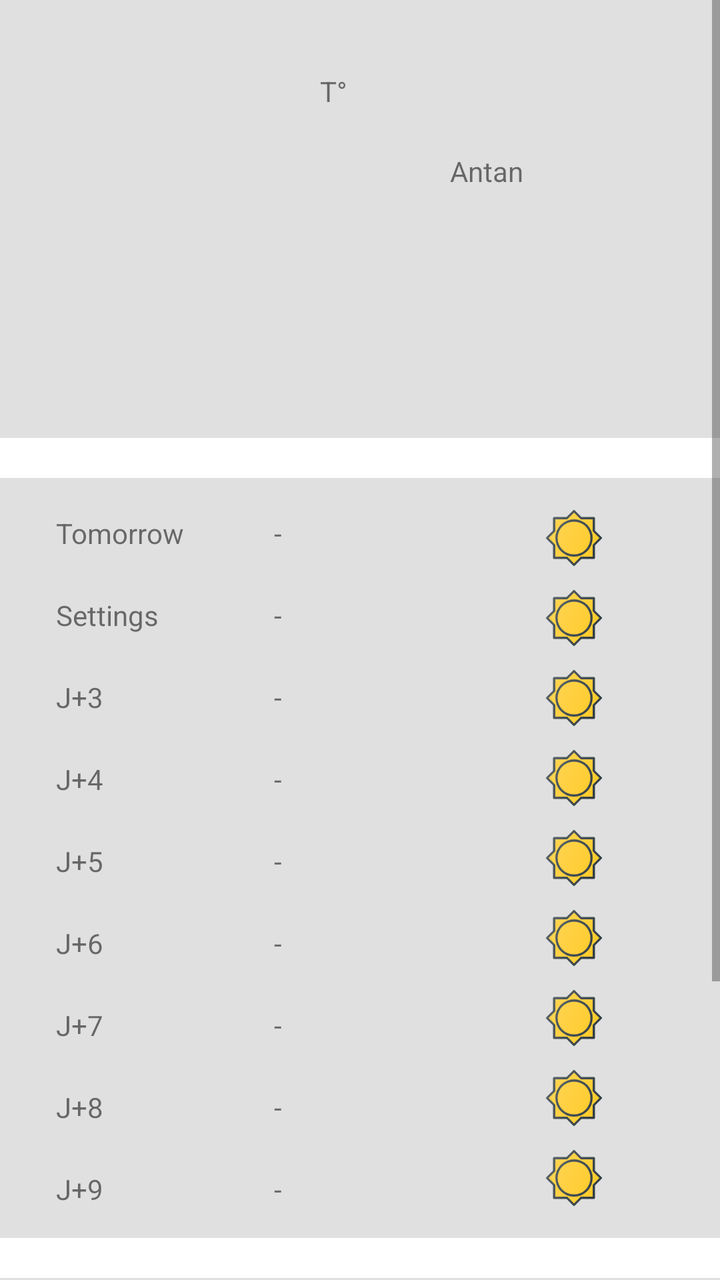
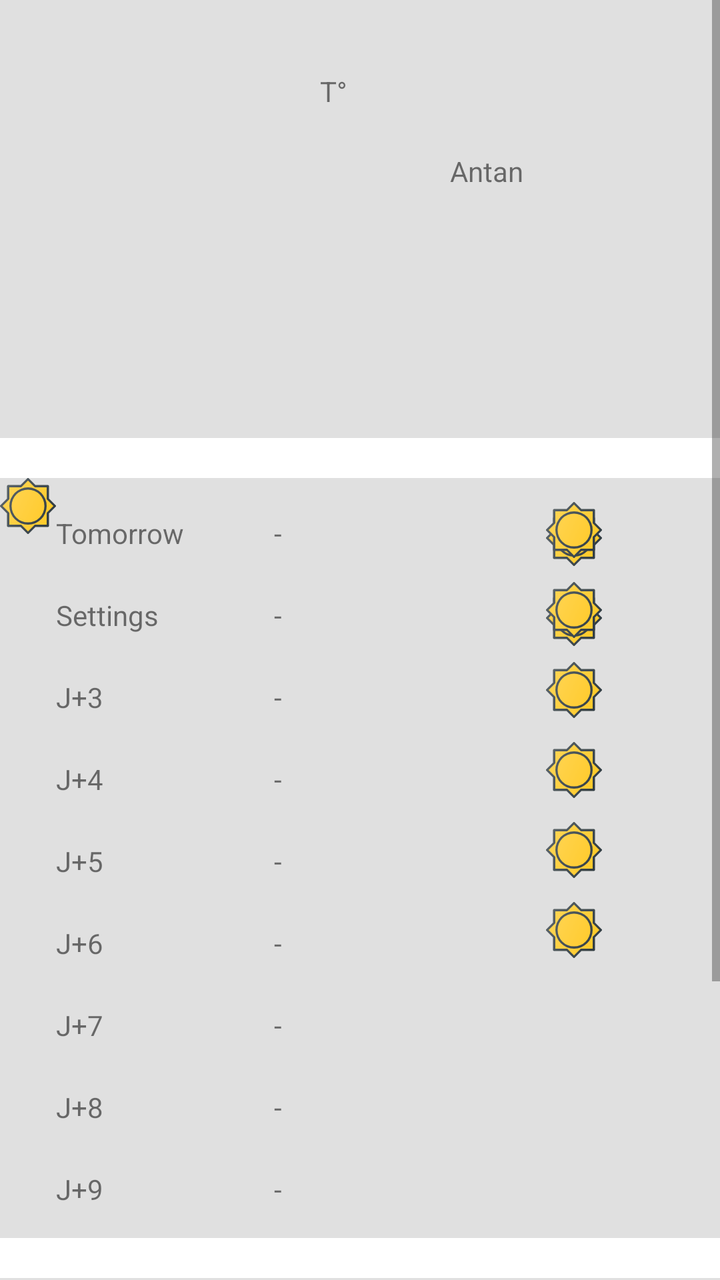

Two renders of the same Android screen: before a commit and after it. Below are the layout's source before the change and the commit's diff.
<!-- AndroidManifest.xml: application theme Theme.Tenky -->
<!-- res/layout/fragment_home.xml -->
<?xml version="1.0" encoding="utf-8"?>
<androidx.constraintlayout.widget.ConstraintLayout xmlns:android="http://schemas.android.com/apk/res/android"
    xmlns:app="http://schemas.android.com/apk/res-auto"
    xmlns:tools="http://schemas.android.com/tools"
    android:layout_width="match_parent"
    android:layout_height="match_parent"
    tools:context=".ui.home.HomeFragment">

    <ScrollView
        android:layout_width="match_parent"
        android:layout_height="match_parent"
        app:layout_constraintBottom_toBottomOf="parent"
        app:layout_constraintEnd_toEndOf="parent"
        app:layout_constraintStart_toStartOf="parent"
        app:layout_constraintTop_toTopOf="parent">

        <androidx.constraintlayout.widget.ConstraintLayout
            android:layout_width="match_parent"
            android:layout_height="wrap_content">

            <androidx.constraintlayout.widget.ConstraintLayout
                android:id="@+id/weeklyWeather"
                android:layout_width="0dp"
                android:layout_height="380dp"
                android:layout_marginTop="20dp"
                android:background="#60ACACAC"
                app:layout_constraintEnd_toEndOf="parent"
                app:layout_constraintHorizontal_bias="1.0"
                app:layout_constraintStart_toStartOf="parent"
                app:layout_constraintTop_toBottomOf="@+id/currentWeather">

                <ImageView
                    android:id="@+id/imageView12"
                    android:layout_width="28dp"
                    android:layout_height="28dp"
                    android:layout_marginStart="132dp"
                    android:layout_marginTop="12dp"
                    android:src="@drawable/ic__10_sun"
                    app:layout_constraintStart_toEndOf="@+id/textViewJ9value"
                    app:layout_constraintTop_toBottomOf="@+id/imageView11"
                    android:contentDescription="TODO" />

                <ImageView
                    android:id="@+id/imageView4"
                    android:layout_width="28dp"
                    android:layout_height="28dp"
                    android:layout_marginStart="132dp"
                    android:layout_marginTop="16dp"
                    android:src="@drawable/ic__10_sun"
                    app:layout_constraintStart_toEndOf="@+id/textViewJ1value"
                    app:layout_constraintTop_toTopOf="parent" />

                <ImageView
                    android:id="@+id/imageView5"
                    android:layout_width="28dp"
                    android:layout_height="28dp"
                    android:layout_marginStart="132dp"
                    android:layout_marginTop="12dp"
                    android:src="@drawable/ic__10_sun"
                    app:layout_constraintStart_toEndOf="@+id/textViewJ2value"
                    app:layout_constraintTop_toBottomOf="@+id/imageView4" />

                <ImageView
                    android:id="@+id/imageView6"
                    android:layout_width="28dp"
                    android:layout_height="28dp"
                    android:layout_marginStart="132dp"
                    android:layout_marginTop="12dp"
                    android:src="@drawable/ic__10_sun"
                    app:layout_constraintStart_toEndOf="@+id/textViewJ3value"
                    app:layout_constraintTop_toBottomOf="@+id/imageView5" />

                <ImageView
                    android:id="@+id/imageView7"
                    android:layout_width="28dp"
                    android:layout_height="28dp"
                    android:layout_marginStart="132dp"
                    android:layout_marginTop="12dp"
                    android:src="@drawable/ic__10_sun"
                    app:layout_constraintStart_toEndOf="@+id/textViewJ4value"
                    app:layout_constraintTop_toBottomOf="@+id/imageView6" />

                <ImageView
                    android:id="@+id/imageView9"
                    android:layout_width="28dp"
                    android:layout_height="28dp"
                    android:layout_marginStart="132dp"
                    android:layout_marginTop="12dp"
                    android:src="@drawable/ic__10_sun"
                    app:layout_constraintStart_toEndOf="@+id/textViewJ6value"
                    app:layout_constraintTop_toBottomOf="@+id/imageView8" />

                <ImageView
                    android:id="@+id/imageView10"
                    android:layout_width="28dp"
                    android:layout_height="28dp"
                    android:layout_marginStart="132dp"
                    android:layout_marginTop="12dp"
                    android:src="@drawable/ic__10_sun"
                    app:layout_constraintStart_toEndOf="@+id/textViewJ7value"
                    app:layout_constraintTop_toBottomOf="@+id/imageView9" />

                <ImageView
                    android:id="@+id/imageView11"
                    android:layout_width="28dp"
                    android:layout_height="28dp"
                    android:layout_marginStart="132dp"
                    android:layout_marginTop="12dp"
                    android:src="@drawable/ic__10_sun"
                    app:layout_constraintStart_toEndOf="@+id/textViewJ8value"
                    app:layout_constraintTop_toBottomOf="@+id/imageView10" />

                <ImageView
                    android:id="@+id/imageView8"
                    android:layout_width="28dp"
                    android:layout_height="28dp"
                    android:layout_marginStart="132dp"
                    android:layout_marginTop="12dp"
                    android:src="@drawable/ic__10_sun"
                    app:layout_constraintStart_toEndOf="@+id/textViewJ5value"
                    app:layout_constraintTop_toBottomOf="@+id/imageView7" />

                <TextView
                    android:id="@+id/textViewTomorrow"
                    android:layout_width="wrap_content"
                    android:layout_height="wrap_content"
                    android:layout_marginStart="28dp"
                    android:layout_marginTop="18dp"
                    android:text="@string/title_textview_dailyJ1"
                    app:layout_constraintStart_toStartOf="parent"
                    app:layout_constraintTop_toTopOf="parent" />

                <TextView
                    android:id="@+id/textViewJ2"
                    android:layout_width="wrap_content"
                    android:layout_height="wrap_content"
                    android:layout_marginStart="28dp"
                    android:layout_marginTop="22dp"
                    android:text="@string/title_settings"
                    app:layout_constraintStart_toStartOf="parent"
                    app:layout_constraintTop_toBottomOf="@+id/textViewTomorrow" />

                <TextView
                    android:id="@+id/textViewJ3"
                    android:layout_width="wrap_content"
                    android:layout_height="wrap_content"
                    android:layout_marginStart="28dp"
                    android:layout_marginTop="22dp"
                    android:text="@string/title_textview_dailyJ3"
                    app:layout_constraintStart_toStartOf="parent"
                    app:layout_constraintTop_toBottomOf="@+id/textViewJ2" />

                <TextView
                    android:id="@+id/textViewJ4"
                    android:layout_width="wrap_content"
                    android:layout_height="wrap_content"
                    android:layout_marginStart="28dp"
                    android:layout_marginTop="22dp"
                    android:text="@string/title_textview_dailyJ4"
                    app:layout_constraintStart_toStartOf="parent"
                    app:layout_constraintTop_toBottomOf="@+id/textViewJ3" />

                <TextView
                    android:id="@+id/textViewJ5"
                    android:layout_width="wrap_content"
                    android:layout_height="wrap_content"
                    android:layout_marginStart="28dp"
                    android:layout_marginTop="22dp"
                    android:text="@string/title_textview_dailyJ5"
                    app:layout_constraintStart_toStartOf="parent"
                    app:layout_constraintTop_toBottomOf="@+id/textViewJ4" />

                <TextView
                    android:id="@+id/textViewJ6"
                    android:layout_width="wrap_content"
                    android:layout_height="wrap_content"
                    android:layout_marginStart="28dp"
                    android:layout_marginTop="22dp"
                    android:text="@string/title_textview_dailyJ6"
                    app:layout_constraintStart_toStartOf="parent"
                    app:layout_constraintTop_toBottomOf="@+id/textViewJ5" />

                <TextView
                    android:id="@+id/textViewJ7"
                    android:layout_width="wrap_content"
                    android:layout_height="wrap_content"
                    android:layout_marginStart="28dp"
                    android:layout_marginTop="22dp"
                    android:text="@string/title_textview_dailyJ7"
                    app:layout_constraintStart_toStartOf="parent"
                    app:layout_constraintTop_toBottomOf="@+id/textViewJ6" />

                <TextView
                    android:id="@+id/textViewJ8"
                    android:layout_width="wrap_content"
                    android:layout_height="wrap_content"
                    android:layout_marginStart="28dp"
                    android:layout_marginTop="22dp"
                    android:text="@string/title_textview_dailyJ8"
                    app:layout_constraintStart_toStartOf="parent"
                    app:layout_constraintTop_toBottomOf="@+id/textViewJ7" />

                <TextView
                    android:id="@+id/textViewJ9"
                    android:layout_width="wrap_content"
                    android:layout_height="wrap_content"
                    android:layout_marginStart="28dp"
                    android:layout_marginTop="22dp"
                    android:text="@string/title_textview_dailyJ9"
                    app:layout_constraintStart_toStartOf="parent"
                    app:layout_constraintTop_toBottomOf="@+id/textViewJ8" />

                <TextView
                    android:id="@+id/textViewJ1value"
                    android:layout_width="wrap_content"
                    android:layout_height="wrap_content"
                    android:layout_marginStart="45dp"
                    android:layout_marginTop="18dp"
                    android:text="@string/title_no_data"
                    app:layout_constraintStart_toEndOf="@+id/textViewTomorrow"
                    app:layout_constraintTop_toTopOf="parent" />

                <TextView
                    android:id="@+id/textViewJ2value"
                    android:layout_width="wrap_content"
                    android:layout_height="wrap_content"
                    android:layout_marginTop="22dp"
                    android:text="@string/title_no_data"
                    app:layout_constraintStart_toStartOf="@+id/textViewJ1value"
                    app:layout_constraintTop_toBottomOf="@+id/textViewJ1value" />

                <TextView
                    android:id="@+id/textViewJ3value"
                    android:layout_width="wrap_content"
                    android:layout_height="wrap_content"
                    android:layout_marginTop="22dp"
                    android:text="@string/title_no_data"
                    app:layout_constraintStart_toStartOf="@+id/textViewJ2value"
                    app:layout_constraintTop_toBottomOf="@+id/textViewJ2value" />

                <TextView
                    android:id="@+id/textViewJ4value"
                    android:layout_width="wrap_content"
                    android:layout_height="wrap_content"
                    android:layout_marginTop="22dp"
                    android:text="@string/title_no_data"
                    app:layout_constraintStart_toStartOf="@+id/textViewJ3value"
                    app:layout_constraintTop_toBottomOf="@+id/textViewJ3value" />

                <TextView
                    android:id="@+id/textViewJ5value"
                    android:layout_width="wrap_content"
                    android:layout_height="wrap_content"
                    android:layout_marginTop="22dp"
                    android:text="@string/title_no_data"
                    app:layout_constraintStart_toStartOf="@+id/textViewJ4value"
                    app:layout_constraintTop_toBottomOf="@+id/textViewJ4value" />

                <TextView
                    android:id="@+id/textViewJ6value"
                    android:layout_width="wrap_content"
                    android:layout_height="wrap_content"
                    android:layout_marginTop="22dp"
                    android:text="@string/title_no_data"
                    app:layout_constraintStart_toStartOf="@+id/textViewJ5value"
                    app:layout_constraintTop_toBottomOf="@+id/textViewJ5value" />

                <TextView
                    android:id="@+id/textViewJ7value"
                    android:layout_width="wrap_content"
                    android:layout_height="wrap_content"
                    android:layout_marginTop="22dp"
                    android:text="@string/title_no_data"
                    app:layout_constraintStart_toStartOf="@+id/textViewJ6value"
                    app:layout_constraintTop_toBottomOf="@+id/textViewJ6value" />

                <TextView
                    android:id="@+id/textViewJ8value"
                    android:layout_width="wrap_content"
                    android:layout_height="wrap_content"
                    android:layout_marginTop="22dp"
                    android:text="@string/title_no_data"
                    app:layout_constraintStart_toStartOf="@+id/textViewJ7value"
                    app:layout_constraintTop_toBottomOf="@+id/textViewJ7value" />

                <TextView
                    android:id="@+id/textViewJ9value"
                    android:layout_width="wrap_content"
                    android:layout_height="wrap_content"
                    android:layout_marginTop="22dp"
                    android:text="@string/title_no_data"
                    app:layout_constraintStart_toStartOf="@+id/textViewJ8value"
                    app:layout_constraintTop_toBottomOf="@+id/textViewJ8value" />

            </androidx.constraintlayout.widget.ConstraintLayout>

            <androidx.constraintlayout.widget.ConstraintLayout
                android:id="@+id/more_info"
                android:layout_width="392dp"
                android:layout_height="196dp"
                android:layout_marginTop="20dp"
                android:background="#60ACACAC"
                app:layout_constraintEnd_toEndOf="parent"
                app:layout_constraintHorizontal_bias="0.0"
                app:layout_constraintStart_toStartOf="parent"
                app:layout_constraintTop_toBottomOf="@+id/weeklyWeather">

                <TextView
                    android:id="@+id/textViewSunrise"
                    android:layout_width="wrap_content"
                    android:layout_height="wrap_content"
                    android:layout_marginStart="20dp"
                    android:layout_marginTop="24dp"
                    android:text="@string/title_sunrise"
                    app:layout_constraintStart_toEndOf="@+id/imageViewSunrise"
                    app:layout_constraintTop_toTopOf="parent" />

                <TextView
                    android:id="@+id/textViewSunset"
                    android:layout_width="wrap_content"
                    android:layout_height="wrap_content"
                    android:layout_marginTop="36dp"
                    android:text="@string/title_wind_speed"
                    app:layout_constraintStart_toStartOf="@+id/textViewSunrise"
                    app:layout_constraintTop_toBottomOf="@+id/textViewWind" />

                <TextView
                    android:id="@+id/textViewWind"
                    android:layout_width="wrap_content"
                    android:layout_height="wrap_content"
                    android:layout_marginTop="36dp"
                    android:text="@string/title_sunset"
                    app:layout_constraintStart_toStartOf="@+id/textViewSunrise"
                    app:layout_constraintTop_toBottomOf="@+id/textViewSunrise" />

                <ImageView
                    android:id="@+id/imageViewSunrise"
                    android:layout_width="42dp"
                    android:layout_height="42dp"
                    android:layout_marginStart="16dp"
                    android:layout_marginTop="16dp"
                    android:src="@drawable/ic__08_sunrise"
                    app:layout_constraintStart_toStartOf="parent"
                    app:layout_constraintTop_toTopOf="parent" />

                <ImageView
                    android:id="@+id/imageView2"
                    android:layout_width="42dp"
                    android:layout_height="42dp"
                    android:layout_marginStart="16dp"
                    android:layout_marginTop="12dp"
                    android:src="@drawable/ic__07_sunset"
                    app:layout_constraintStart_toStartOf="parent"
                    app:layout_constraintTop_toBottomOf="@+id/imageViewSunrise" />

                <ImageView
                    android:id="@+id/imageView3"
                    android:layout_width="42dp"
                    android:layout_height="42dp"
                    android:layout_marginStart="16dp"
                    android:layout_marginTop="12dp"
                    android:src="@drawable/ic__04_wind"
                    app:layout_constraintStart_toStartOf="parent"
                    app:layout_constraintTop_toBottomOf="@+id/imageView2" />

                <TextView
                    android:id="@+id/textViewSunriseValue"
                    android:layout_width="wrap_content"
                    android:layout_height="wrap_content"
                    android:layout_marginEnd="64dp"
                    android:text="@string/title_no_data"
                    app:layout_constraintBaseline_toBaselineOf="@+id/textViewSunrise"
                    app:layout_constraintEnd_toEndOf="parent" />

                <TextView
                    android:id="@+id/textViewSunsetValue"
                    android:layout_width="wrap_content"
                    android:layout_height="wrap_content"
                    android:layout_marginEnd="64dp"
                    android:text="@string/title_no_data"
                    app:layout_constraintBaseline_toBaselineOf="@+id/textViewWind"
                    app:layout_constraintEnd_toEndOf="parent" />

                <TextView
                    android:id="@+id/textViewWindSpeedValue"
                    android:layout_width="wrap_content"
                    android:layout_height="wrap_content"
                    android:layout_marginEnd="64dp"
                    android:text="@string/title_no_data"
                    app:layout_constraintBaseline_toBaselineOf="@+id/textViewSunset"
                    app:layout_constraintEnd_toEndOf="parent" />

            </androidx.constraintlayout.widget.ConstraintLayout>

            <androidx.constraintlayout.widget.ConstraintLayout
                android:id="@+id/currentWeather"
                android:layout_width="match_parent"
                android:layout_height="219dp"
                android:background="#60ACACAC"
                app:layout_constraintTop_toTopOf="parent">

                <TextView
                    android:id="@+id/CityValue"
                    android:layout_width="107dp"
                    android:layout_height="33dp"
                    android:layout_marginTop="76dp"
                    android:layout_marginEnd="28dp"
                    android:text="Antan"
                    app:layout_constraintEnd_toEndOf="parent"
                    app:layout_constraintTop_toTopOf="parent" />

                <TextView
                    android:id="@+id/TemperatureValue"
                    android:layout_width="wrap_content"
                    android:layout_height="wrap_content"
                    android:layout_marginStart="160dp"
                    android:layout_marginTop="36dp"
                    android:text="T°"
                    app:layout_constraintStart_toStartOf="parent"
                    app:layout_constraintTop_toTopOf="parent" />

                <HorizontalScrollView
                    android:layout_width="match_parent"
                    android:layout_height="66dp"
                    android:layout_marginBottom="8dp"
                    app:layout_constraintBottom_toBottomOf="parent"
                    app:layout_constraintEnd_toEndOf="parent"
                    app:layout_constraintStart_toStartOf="parent">

                    <LinearLayout
                        android:layout_width="wrap_content"
                        android:layout_height="match_parent"
                        android:orientation="vertical" />
                </HorizontalScrollView>
            </androidx.constraintlayout.widget.ConstraintLayout>
        </androidx.constraintlayout.widget.ConstraintLayout>
    </ScrollView>

</androidx.constraintlayout.widget.ConstraintLayout>
<!-- resources referenced by this layout -->
<resources>
  <!-- drawable ic__04_wind: vector/xml drawable (drawable, 5120 chars, omitted) -->
  <!-- drawable ic__07_sunset: vector/xml drawable (drawable, 4185 chars, omitted) -->
  <!-- drawable ic__08_sunrise: vector/xml drawable (drawable, 3993 chars, omitted) -->
  <!-- drawable ic__10_sun: vector/xml drawable (drawable, 3065 chars, omitted) -->
  <string name="title_no_data" translatable="false">-</string>
  <string name="title_settings">Settings</string>
  <string name="title_sunrise">Sunrise</string>
  <string name="title_sunset">Sunset</string>
  <string name="title_textview_dailyJ1">Tomorrow</string>"&gt;
  <string name="title_textview_dailyJ3" translatable="false">J+3</string>
  <string name="title_textview_dailyJ4" translatable="false">J+4</string>
  <string name="title_textview_dailyJ5" translatable="false">J+5</string>
  <string name="title_textview_dailyJ6" translatable="false">J+6</string>
  <string name="title_textview_dailyJ7" translatable="false">J+7</string>
  <string name="title_textview_dailyJ8" translatable="false">J+8</string>
  <string name="title_textview_dailyJ9" translatable="false">J+9</string>
  <string name="title_wind_speed">Wind speed</string>
  <style name="Theme.Tenky" parent="Theme.MaterialComponents.DayNight.DarkActionBar">
          
          <item name="colorPrimary">@color/celadon_blue</item>
          <item name="colorPrimaryVariant">@color/carolina_blue</item>
          <item name="colorOnPrimary">@color/white</item>
          
          <item name="colorSecondary">@color/sapphire_blue</item>
          <item name="colorSecondaryVariant">@color/prussian_blue</item>
          <item name="colorOnSecondary">@color/black</item>
          
          <item name="android:statusBarColor" tools:targetApi="l">?attr/colorPrimaryVariant</item>
          
      </style>
  <color name="celadon_blue">#FF247ba0</color>
  <color name="carolina_blue">#FF1b99e0</color>
  <color name="white">#FFFFFFFF</color>
  <color name="sapphire_blue">#FF006494</color>
  <color name="prussian_blue">#FF13293d</color>
  <color name="black">#FF000000</color>
</resources>

<!-- the commit's change to res/layout/fragment_home.xml (unified diff, before → after) -->
@@ -41,7 +41,7 @@
                     android:contentDescription="TODO" />
 
                 <ImageView
-                    android:id="@+id/imageView4"
+                    android:id="@+id/imageViewTom"
                     android:layout_width="28dp"
                     android:layout_height="28dp"
                     android:layout_marginStart="132dp"
@@ -51,54 +51,54 @@
                     app:layout_constraintTop_toTopOf="parent" />
 
                 <ImageView
-                    android:id="@+id/imageView5"
+                    android:id="@+id/imageViewJ22"
                     android:layout_width="28dp"
                     android:layout_height="28dp"
                     android:layout_marginStart="132dp"
                     android:layout_marginTop="12dp"
                     android:src="@drawable/ic__10_sun"
                     app:layout_constraintStart_toEndOf="@+id/textViewJ2value"
-                    app:layout_constraintTop_toBottomOf="@+id/imageView4" />
-
-                <ImageView
-                    android:id="@+id/imageView6"
+                    app:layout_constraintTop_toBottomOf="@+id/imageViewTom" />
+
+                <ImageView
+                    android:id="@+id/imageViewJ22"
                     android:layout_width="28dp"
                     android:layout_height="28dp"
                     android:layout_marginStart="132dp"
                     android:layout_marginTop="12dp"
                     android:src="@drawable/ic__10_sun"
                     app:layout_constraintStart_toEndOf="@+id/textViewJ3value"
-                    app:layout_constraintTop_toBottomOf="@+id/imageView5" />
-
-                <ImageView
-                    android:id="@+id/imageView7"
+                    app:layout_constraintTop_toBottomOf="@+id/imageViewJ22" />
+
+                <ImageView
+                    android:id="@+id/imageViewJ4"
                     android:layout_width="28dp"
                     android:layout_height="28dp"
                     android:layout_marginStart="132dp"
                     android:layout_marginTop="12dp"
                     android:src="@drawable/ic__10_sun"
                     app:layout_constraintStart_toEndOf="@+id/textViewJ4value"
-                    app:layout_constraintTop_toBottomOf="@+id/imageView6" />
-
-                <ImageView
-                    android:id="@+id/imageView9"
+                    app:layout_constraintTop_toBottomOf="@+id/imageViewJ22" />
+
+                <ImageView
+                    android:id="@+id/imageViewJ6"
                     android:layout_width="28dp"
                     android:layout_height="28dp"
                     android:layout_marginStart="132dp"
                     android:layout_marginTop="12dp"
                     android:src="@drawable/ic__10_sun"
                     app:layout_constraintStart_toEndOf="@+id/textViewJ6value"
-                    app:layout_constraintTop_toBottomOf="@+id/imageView8" />
-
-                <ImageView
-                    android:id="@+id/imageView10"
+                    app:layout_constraintTop_toBottomOf="@+id/imageViewJ5" />
+
+                <ImageView
+                    android:id="@+id/imageViewJ7"
                     android:layout_width="28dp"
                     android:layout_height="28dp"
                     android:layout_marginStart="132dp"
                     android:layout_marginTop="12dp"
                     android:src="@drawable/ic__10_sun"
                     app:layout_constraintStart_toEndOf="@+id/textViewJ7value"
-                    app:layout_constraintTop_toBottomOf="@+id/imageView9" />
+                    app:layout_constraintTop_toBottomOf="@+id/imageViewJ6" />
 
                 <ImageView
                     android:id="@+id/imageView11"
@@ -108,17 +108,17 @@
                     android:layout_marginTop="12dp"
                     android:src="@drawable/ic__10_sun"
                     app:layout_constraintStart_toEndOf="@+id/textViewJ8value"
-                    app:layout_constraintTop_toBottomOf="@+id/imageView10" />
-
-                <ImageView
-                    android:id="@+id/imageView8"
+                    app:layout_constraintTop_toBottomOf="@+id/imageViewJ7" />
+
+                <ImageView
+                    android:id="@+id/imageViewJ5"
                     android:layout_width="28dp"
                     android:layout_height="28dp"
                     android:layout_marginStart="132dp"
                     android:layout_marginTop="12dp"
                     android:src="@drawable/ic__10_sun"
                     app:layout_constraintStart_toEndOf="@+id/textViewJ5value"
-                    app:layout_constraintTop_toBottomOf="@+id/imageView7" />
+                    app:layout_constraintTop_toBottomOf="@+id/imageViewJ4" />
 
                 <TextView
                     android:id="@+id/textViewTomorrow"
